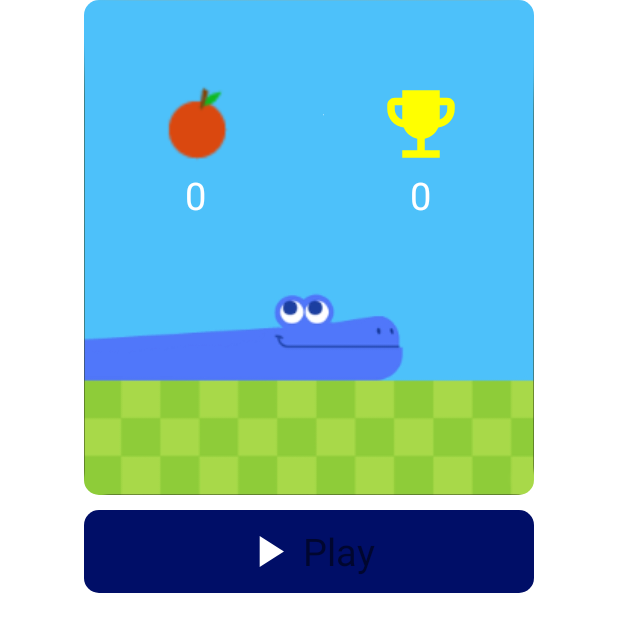
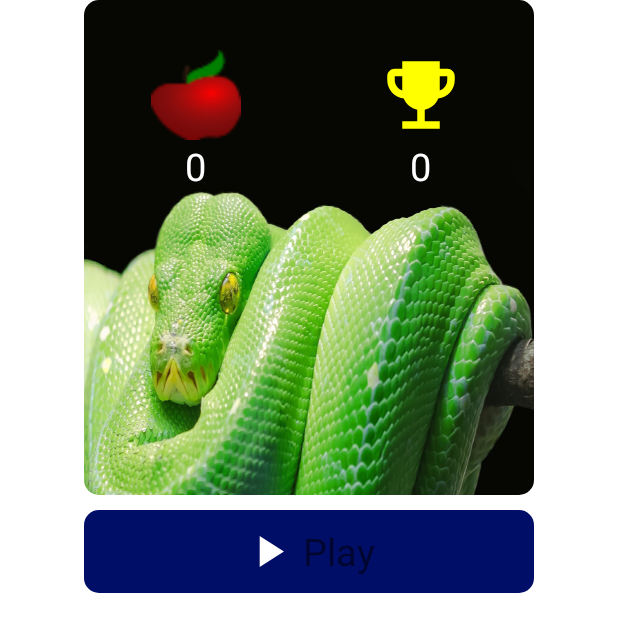
Before and after one commit to juandValencia/Juego_Android_Final, an Android app: the layout dialog_start.xml on its own in the app's theme, with its tools: preview values and no code run, on a phone screen of 412 x 824 dp. Shown: the top 632 px of the screen. Run offline under Robolectric (Android 15) with nearby library versions, the phone set to English and light mode, and no system bars.

Commit message:
Actualización assets

```diff
--- a/app/src/main/java/com/example/juego_puzzle/GameView.java
+++ b/app/src/main/java/com/example/juego_puzzle/GameView.java
@@ -167,7 +167,7 @@ public class GameView extends View {
 
     public void draw(Canvas canvas){
         super.draw(canvas);
-        canvas.drawColor(0xFF065700);
+        canvas.drawColor(0xffd700);
         for(int i = 0; i < arrGrass.size(); i++){
             canvas.drawBitmap(arrGrass.get(i).getBm(), arrGrass.get(i).getX(), arrGrass.get(i).getY(), null);
         }
--- a/app/src/main/res/layout/activity_main.xml
+++ b/app/src/main/res/layout/activity_main.xml
@@ -8,7 +8,7 @@
         android:layout_width="match_parent"
         android:layout_height="match_parent"/>
     <LinearLayout
-        android:background="#66FFFF	"
+        android:background="#F5F078	"
         android:layout_width="match_parent"
         android:layout_height="75dp"
         android:orientation="horizontal"
--- a/app/src/main/res/layout/dialog_start.xml
+++ b/app/src/main/res/layout/dialog_start.xml
@@ -20,53 +20,61 @@
             android:layout_height="200dp"
             android:weightSum="2"
             android:orientation="horizontal">
+
             <RelativeLayout
-                android:layout_weight="1"
                 android:layout_width="0dp"
-                android:layout_height="match_parent">
+                android:layout_height="162dp"
+                android:layout_weight="1">
+
                 <LinearLayout
                     android:layout_width="wrap_content"
                     android:layout_height="wrap_content"
-                    android:orientation="vertical"
-                    android:layout_centerInParent="true">
+                    android:layout_centerInParent="true"
+                    android:orientation="vertical">
+
                     <ImageView
-                        android:src="@drawable/apple"
                         android:layout_width="60dp"
                         android:layout_height="60dp"
-                        android:scaleType="fitXY"/>
+                        android:scaleType="fitXY"
+                        android:src="@drawable/apple" />
+
                     <TextView
                         android:id="@+id/txt_dialog_score"
-                        android:textSize="25sp"
+                        android:layout_width="wrap_content"
+                        android:layout_height="wrap_content"
+                        android:layout_gravity="center"
                         android:text="0"
                         android:textColor="#ffffff"
-                        android:layout_gravity="center"
-                        android:layout_width="wrap_content"
-                        android:layout_height="wrap_content"/>
+                        android:textSize="25sp" />
                 </LinearLayout>
             </RelativeLayout>
+
             <RelativeLayout
-                android:layout_weight="1"
                 android:layout_width="0dp"
-                android:layout_height="match_parent">
+                android:layout_height="162dp"
+                android:layout_weight="1">
+
                 <LinearLayout
                     android:layout_width="wrap_content"
                     android:layout_height="wrap_content"
-                    android:orientation="vertical"
-                    android:layout_centerInParent="true">
+                    android:layout_centerInParent="true"
+                    android:orientation="vertical">
+
                     <ImageView
-                        android:src="@drawable/ic_baseline_emoji_events_24"
-                        app:tint="#fff0"
                         android:layout_width="60dp"
                         android:layout_height="60dp"
-                        android:scaleType="fitXY"/>
+                        android:scaleType="fitXY"
+                        android:src="@drawable/ic_baseline_emoji_events_24"
+                        app:tint="#fff0" />
+
                     <TextView
                         android:id="@+id/txt_dialog_best_score"
-                        android:textSize="25sp"
+                        android:layout_width="wrap_content"
+                        android:layout_height="wrap_content"
+                        android:layout_gravity="center"
                         android:text="0"
                         android:textColor="#ffffff"
-                        android:layout_gravity="center"
-                        android:layout_width="wrap_content"
-                        android:layout_height="wrap_content"/>
+                        android:textSize="25sp" />
                 </LinearLayout>
             </RelativeLayout>
         </LinearLayout>
--- a/app/src/main/res/values/strings.xml
+++ b/app/src/main/res/values/strings.xml
@@ -1,3 +1,3 @@
 <resources>
-    <string name="app_name">Juego_puzzle</string>
+    <string name="app_name">Culebrita v2</string>
 </resources>
```
Also changed, not shown: app/src/main/res/drawable-v24/apple.png (added), app/src/main/res/drawable-v24/bg_dialog.png (added), app/src/main/res/drawable-v24/grass03.png (added), app/src/main/res/drawable-v24/swipe.png (added), app/src/main/res/drawable/apple.png (deleted), app/src/main/res/drawable/bg_dialog.png (deleted), app/src/main/res/drawable/grass03.png (deleted), app/src/main/res/drawable/swipe.png (deleted), 4 other files.
